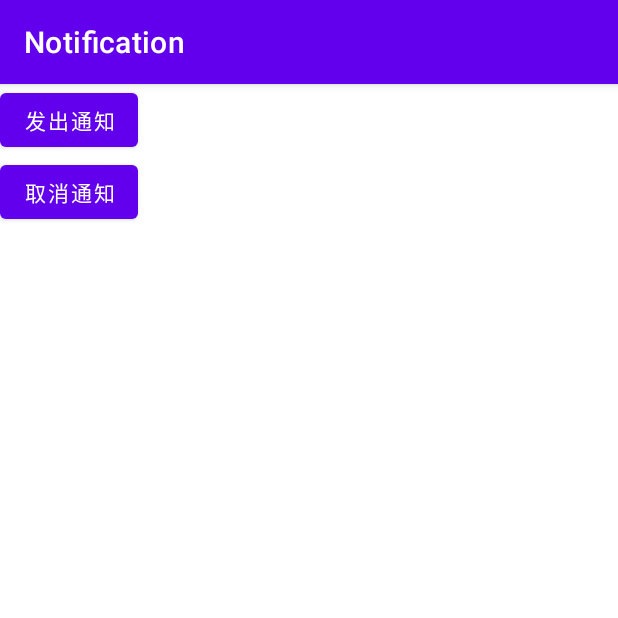
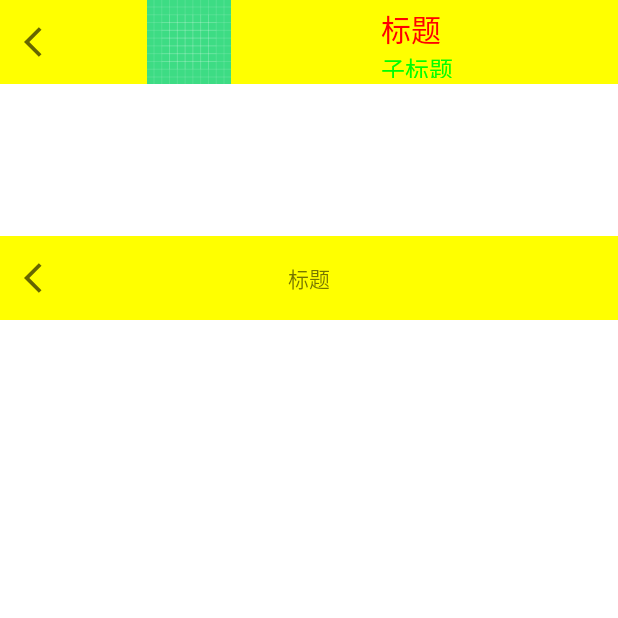
Before and after one commit to zpfate/Lesson_Android, an Android app: the screen it shows after launch (MainActivity), on a phone screen of 412 x 824 dp, the top half of it. Run offline under Robolectric (Android 15) with nearby library versions, the light colour scheme and no system bars.

Commit message:
工程配置

```diff
--- a/Notification/app/src/main/java/com/example/notification/MainActivity.java
+++ b/Notification/app/src/main/java/com/example/notification/MainActivity.java
@@ -1,6 +1,7 @@
 package com.example.notification;
 
 import androidx.appcompat.app.AppCompatActivity;
+import androidx.appcompat.widget.Toolbar;
 import androidx.core.app.NotificationCompat;
 
 import android.app.Notification;
@@ -13,6 +14,7 @@ import android.graphics.BitmapFactory;
 import android.graphics.Color;
 import android.os.Build;
 import android.os.Bundle;
+import android.util.Log;
 import android.view.View;
 
 public class MainActivity extends AppCompatActivity {
@@ -22,6 +24,25 @@ public class MainActivity extends AppCompatActivity {
     @Override
     protected void onCreate(Bundle savedInstanceState) {
         super.onCreate(savedInstanceState);
+
+        createToolBar();
+    }
+
+
+    /// toolbar
+    public void createToolBar() {
+        setContentView(R.layout.tool_bar);
+        Toolbar toolBar = findViewById(R.id.tool_bar);
+        toolBar.setNavigationOnClickListener(new View.OnClickListener() {
+            @Override
+            public void onClick(View view) {
+                Log.e("zpfate","toolBar被点击了");
+            }
+        });
+    }
+
+    /// 创建通知
+    public void  createNotification() {
         setContentView(R.layout.activity_main);
         /// 创建通知中心管理类
         manager = (NotificationManager) getSystemService(NOTIFICATION_SERVICE);
@@ -48,7 +69,6 @@ public class MainActivity extends AppCompatActivity {
                 /// 点击自动取消
 //                .setAutoCancel(true)
                 .build();
-
     }
 
     public void sendNotification(View view) {
--- /dev/null
+++ b/Notification/app/src/main/res/drawable/ic_baseline_arrow_back_ios_24.xml
@@ -0,0 +1,10 @@
+<vector xmlns:android="http://schemas.android.com/apk/res/android"
+    android:width="24dp"
+    android:height="24dp"
+    android:viewportWidth="24"
+    android:viewportHeight="24"
+    android:tint="?attr/colorControlNormal">
+  <path
+      android:fillColor="@android:color/white"
+      android:pathData="M11.67,3.87L9.9,2.1 0,12l9.9,9.9 1.77,-1.77L3.54,12z"/>
+</vector>
--- /dev/null
+++ b/Notification/app/src/main/res/layout/tool_bar.xml
@@ -0,0 +1,38 @@
+<?xml version="1.0" encoding="utf-8"?>
+<LinearLayout xmlns:android="http://schemas.android.com/apk/res/android"
+    xmlns:app="http://schemas.android.com/apk/res-auto"
+    android:orientation="vertical"
+    android:layout_width="match_parent"
+    android:layout_height="match_parent">
+
+    <androidx.appcompat.widget.Toolbar
+        android:id="@+id/tool_bar"
+        android:background="#ffff00"
+        app:navigationIcon="@drawable/ic_baseline_arrow_back_ios_24"
+        app:title="标题"
+        app:titleTextColor="#ff0000"
+        app:titleMarginStart="90dp"
+        app:subtitle="子标题"
+        app:subtitleTextColor="#00ff00"
+        app:logo="@drawable/ic_launcher_background"
+        android:layout_width="match_parent"
+        android:layout_height="?attr/actionBarSize"/>
+
+    <androidx.appcompat.widget.Toolbar
+        android:layout_width="match_parent"
+        android:layout_height="?attr/actionBarSize"
+        android:id="@+id/tool_bar2"
+        android:layout_marginTop="101dp"
+        android:background="#ffff00"
+        app:navigationIcon="@drawable/ic_baseline_arrow_back_ios_24">
+
+        <TextView
+            android:text="标题"
+            android:layout_gravity="center"
+            android:layout_width="wrap_content"
+            android:layout_height="wrap_content"/>
+
+
+    </androidx.appcompat.widget.Toolbar>
+
+</LinearLayout>
--- a/Notification/app/src/main/res/values/themes.xml
+++ b/Notification/app/src/main/res/values/themes.xml
@@ -1,6 +1,6 @@
 <resources xmlns:tools="http://schemas.android.com/tools">
     <!-- Base application theme. -->
-    <style name="Theme.Notification" parent="Theme.MaterialComponents.DayNight.DarkActionBar">
+    <style name="Theme.Notification" parent="Theme.MaterialComponents.DayNight.NoActionBar">
         <!-- Primary brand color. -->
         <item name="colorPrimary">@color/purple_500</item>
         <item name="colorPrimaryVariant">@color/purple_700</item>
```
